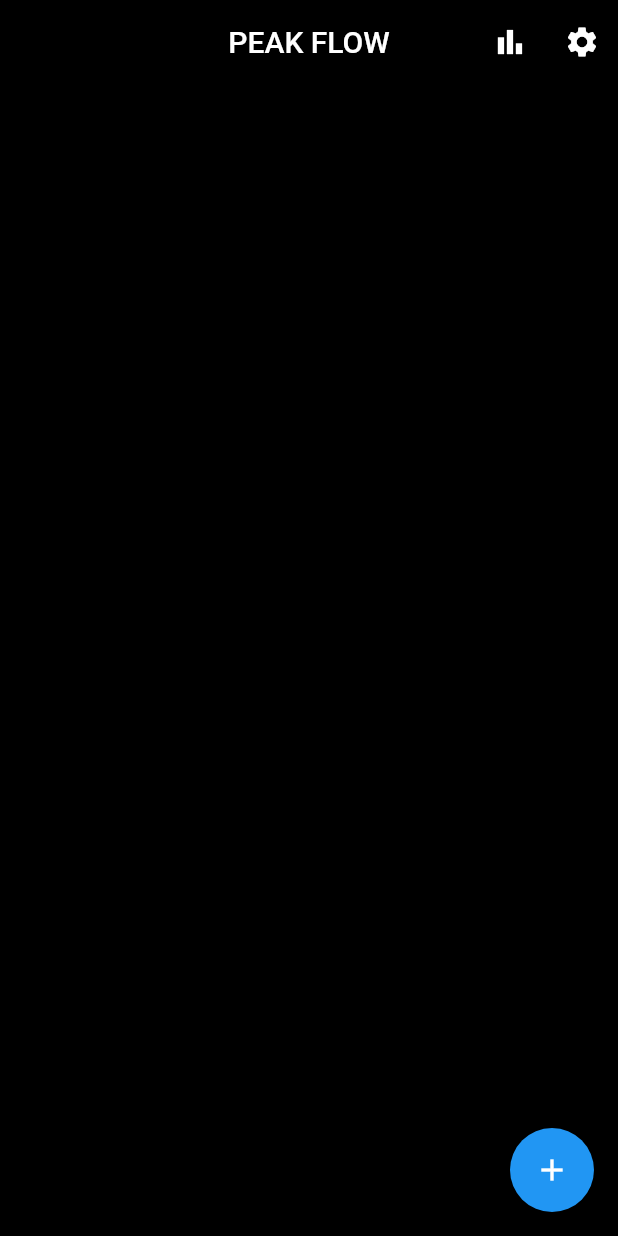
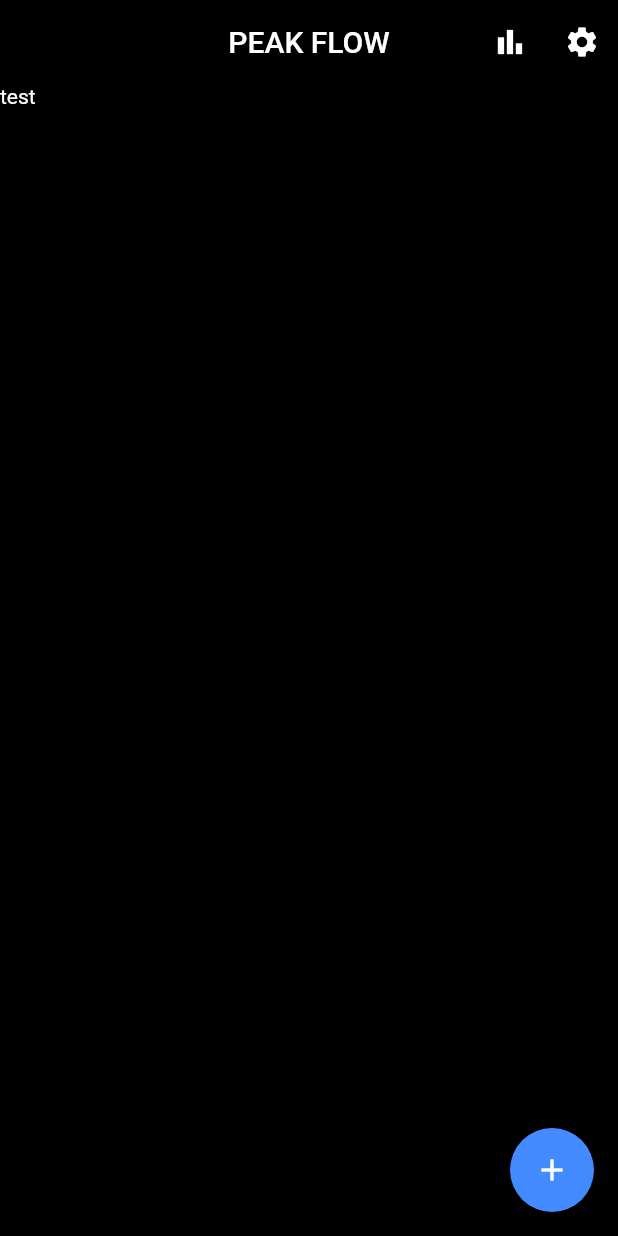
Before and after one commit to joscha0/peakflow, a Flutter app: the screen it shows after launch, on a phone screen of 412 x 824 dp. Run offline on Flutter 3.47's test engine with Material 2 defaults, Android fonts, the phone set to English and light mode, and no system bars; our stand-ins replace hooks_riverpod.

Commit message:
change accent

```diff
--- a/lib/app.dart
+++ b/lib/app.dart
@@ -6,8 +6,25 @@ class App extends StatelessWidget {
 
   @override
   Widget build(BuildContext context) {
-    return const MaterialApp(
-      home: HomeView(),
+    return MaterialApp(
+      home: const HomeView(),
+      darkTheme: ThemeData(
+        colorScheme: ColorScheme(
+          brightness: Brightness.dark,
+          primary: Colors.black,
+          onPrimary: Colors.white,
+          secondary: Colors.blueAccent,
+          onSecondary: Colors.white,
+          error: Colors.red,
+          onError: Colors.red,
+          background: Colors.black,
+          onBackground: Colors.white,
+          surface: Colors.grey.shade900,
+          onSurface: Colors.white,
+        ),
+        brightness: Brightness.dark,
+      ),
+      themeMode: ThemeMode.dark,
       debugShowCheckedModeBanner: false,
     );
   }
```
